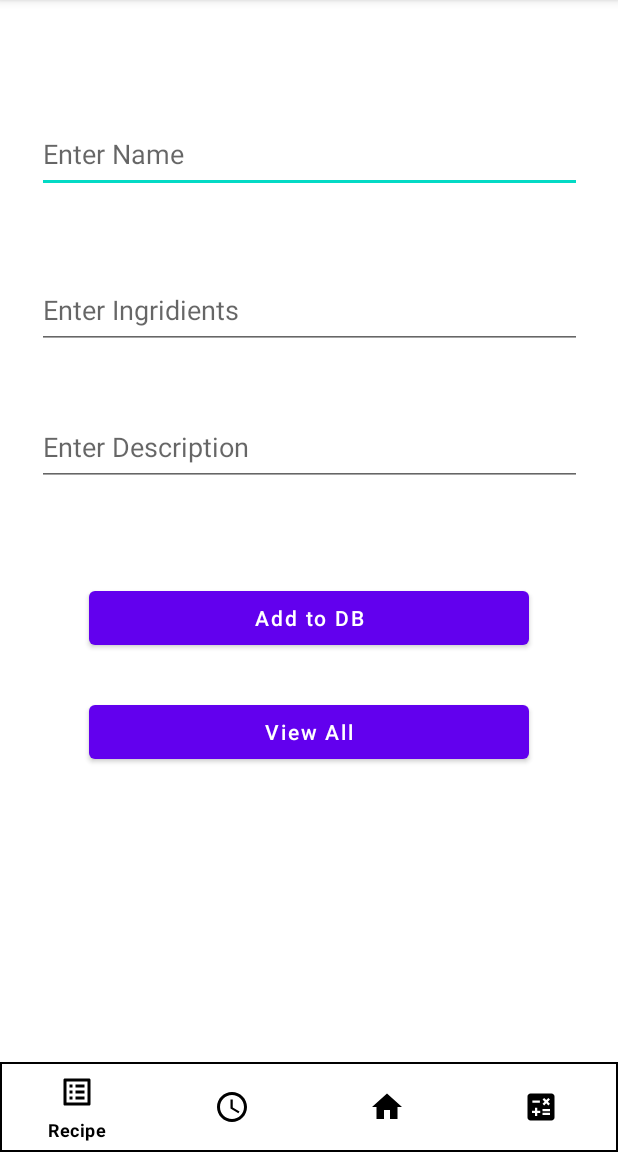
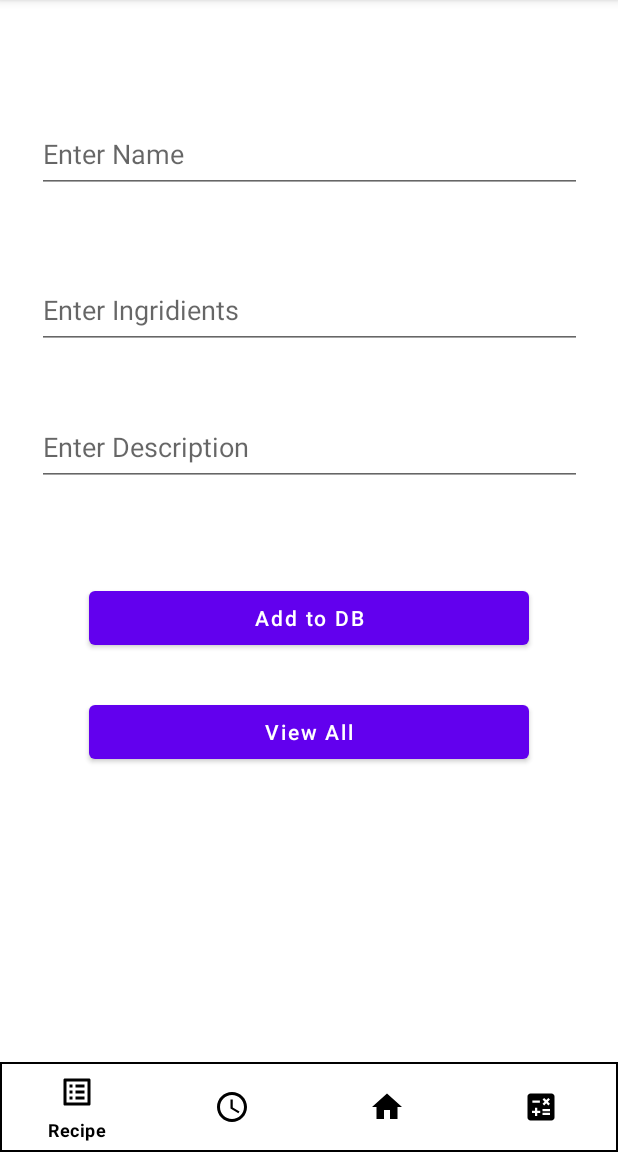
Before and after one commit to EasierThanIThought/AndroidStudioProject_HomeMadeDrinks, an Android app: the RecipeActivity screen opened directly, with no data from a screen before it, on a phone screen of 412 x 824 dp, the part 84-1236 px from its top. Run offline under Robolectric (Android 15) with nearby library versions, the phone set to English and light mode, and no system bars; our stand-ins replace Firebase (no records; nobody signed in at launch, a user with empty details on screens opened directly).

```diff
--- a/app/src/main/java/com/example/homemadedrinks/RecipeActivity.java
+++ b/app/src/main/java/com/example/homemadedrinks/RecipeActivity.java
@@ -63,29 +63,6 @@ public class RecipeActivity extends AppCompatActivity implements BottomNavigatio
         // and passing our context to it.
         dbHandler = new DBHandler(RecipeActivity.this);
 
-
-
-        /*DatabaseReference rootRef = FirebaseDatabase.getInstance().getReference();
-        DatabaseReference userNameRef = rootRef.child("recipes").child("name");
-        ValueEventListener eventListener = new ValueEventListener() {
-            @Override
-            public void onDataChange(DataSnapshot dataSnapshot) {
-                if(!dataSnapshot.exists()) {
-                    dbHandler.addNewDrink("Martini Classic", "60ml vodka or gin; 1 tbsp dry vermouth; " +
-                            "olive or lemon peel", "Stir the gin or vodka, dry vermouth and a little ice " +
-                            "together or put them in a cocktail shaker to combine. Strain into a chilled martini glass. " +
-                            "Serve with an olive on a cocktail stick or a twist of lemon peel.");
-                    //create new user
-                }
-            }
-
-            @Override
-            public void onCancelled(DatabaseError databaseError) {
-                Log.d("Ok", databaseError.getMessage()); //Don't ignore errors!
-            }
-        };
-        userNameRef.addListenerForSingleValueEvent(eventListener);
-         */
 
 
         dbHandler.addNewDrink("Martini Classic", "60ml vodka or gin; 1 tbsp dry vermouth; " +
--- a/app/src/main/res/layout/activity_recipe.xml
+++ b/app/src/main/res/layout/activity_recipe.xml
@@ -5,7 +5,12 @@
     android:layout_width="match_parent"
     android:layout_height="match_parent"
     android:orientation="vertical"
-    tools:context=".MainActivity">
+    tools:context=".MainActivity"
+
+    android:focusable="true"
+    android:focusableInTouchMode="true"
+    android:descendantFocusability="beforeDescendants"
+    >
 
     <!--Edit text to enter course name-->
 
```
Also changed, not shown: app/src/main/res/layout/activity_update_recipe.xml (+7 -9 lines).
